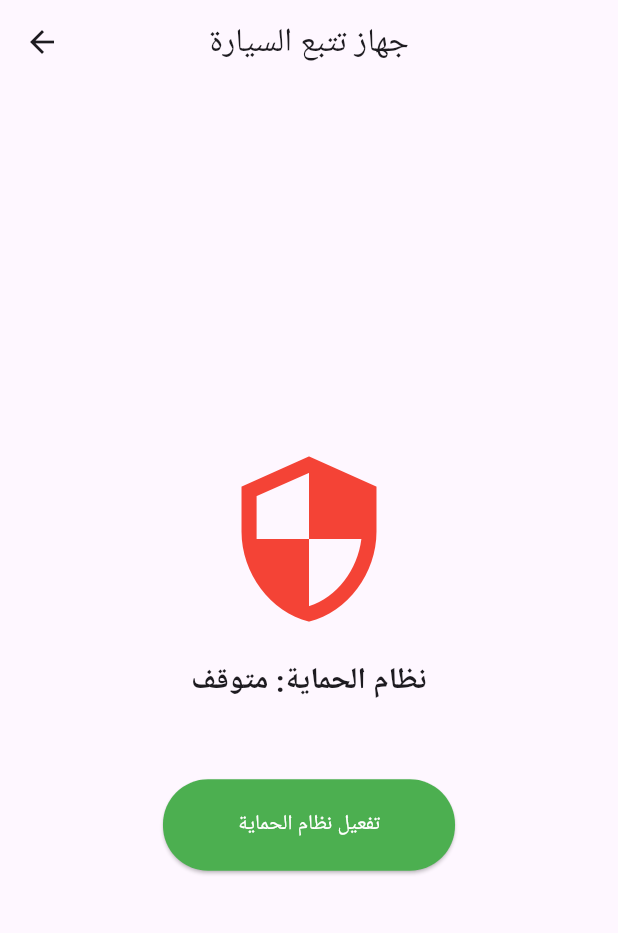
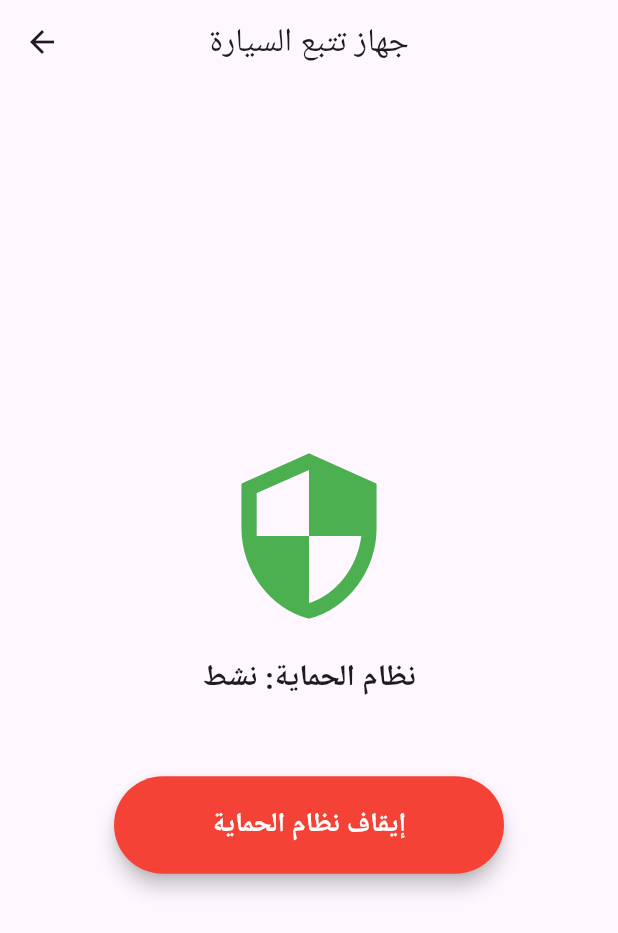
Before and after one commit to subhiabdullah1999/car-Location2, a Flutter app: the CarAppDevice screen opened directly, after a tap on "تفعيل نظام الحماية", on a phone screen of 412 x 824 dp. Shown: the top 933 px of the screen. Run offline on Flutter 3.47's test engine with Material 3 defaults, Android fonts, the phone set to English and light mode, and no system bars; our stand-ins replace audioplayers, battery_plus, firebase_core, firebase_database, flutter_local_notifications, geolocator and 3 more; missing offline and left inert: flutter_foreground_task, flutter_phone_direct_caller; accounts and stored records are empty; statements that could not run were skipped.

Commit message:
five code

```diff
--- a/lib/main.dart
+++ b/lib/main.dart
@@ -133,6 +133,27 @@ class CarAppDevice extends StatefulWidget {
 
 class _CarAppDeviceState extends State<CarAppDevice> {
   final CarSecurityService _service = CarSecurityService();
+  bool _isLoading = false; // إدارة حالة التحميل
+
+  Future<void> _handleSystemToggle() async {
+    setState(() => _isLoading = true);
+
+    try {
+      if (_service.isSystemActive) {
+        await _service.stopSecuritySystem();
+      } else {
+        await _service.initSecuritySystem();
+      }
+    } catch (e) {
+      ScaffoldMessenger.of(context).showSnackBar(
+        SnackBar(content: Text("خطأ في الاتصال: $e")),
+      );
+    } finally {
+      if (mounted) {
+        setState(() => _isLoading = false);
+      }
+    }
+  }
 
   @override
   Widget build(BuildContext context) {
@@ -141,12 +162,11 @@ class _CarAppDeviceState extends State<CarAppDevice> {
       appBar: AppBar(
         title: const Text("جهاز تتبع السيارة"),
         centerTitle: true,
-        // تم استعادة زر الرجوع والتنقل
         leading: IconButton(
           icon: const Icon(Icons.arrow_back),
           onPressed: () async {
             SharedPreferences prefs = await SharedPreferences.getInstance();
-            await prefs.remove('user_type'); // للسماح بتغيير النوع عند الرجوع
+            await prefs.remove('user_type');
             Navigator.pushReplacement(context, MaterialPageRoute(builder: (context) => const AppTypeSelector()));
           },
         ),
@@ -155,26 +175,34 @@ class _CarAppDeviceState extends State<CarAppDevice> {
         child: Column(
           mainAxisAlignment: MainAxisAlignment.center,
           children: [
-            Icon(active ? Icons.security : Icons.security_outlined, size: 120, color: active ? Colors.green : Colors.red),
+            Icon(
+              active ? Icons.security : Icons.security_outlined,
+              size: 120,
+              color: active ? Colors.green : Colors.red
+            ),
             const SizedBox(height: 20),
-            Text(active ? "نظام الحماية: نشط" : "نظام الحماية: متوقف", style: const TextStyle(fontSize: 20, fontWeight: FontWeight.bold)),
+            Text(
+              active ? "نظام الحماية: نشط" : "نظام الحماية: متوقف",
+              style: const TextStyle(fontSize: 20, fontWeight: FontWeight.bold)
+            ),
             const SizedBox(height: 50),
-            ElevatedButton(
-              style: ElevatedButton.styleFrom(
-                backgroundColor: active ? Colors.red : Colors.green,
-                padding: const EdgeInsets.symmetric(horizontal: 50, vertical: 20),
-                shape: RoundedRectangleBorder(borderRadius: BorderRadius.circular(30)),
+            SizedBox(
+              width: 260,
+              height: 65,
+              child: ElevatedButton(
+                style: ElevatedButton.styleFrom(
+                  backgroundColor: _isLoading ? Colors.grey : (active ? Colors.red : Colors.green),
+                  shape: RoundedRectangleBorder(borderRadius: BorderRadius.circular(35)),
+                  elevation: 5,
+                ),
+                onPressed: _isLoading ? null : _handleSystemToggle,
+                child: _isLoading
+                  ? const CircularProgressIndicator(color: Colors.white)
+                  : Text(
+                      active ? "إيقاف نظام الحماية" : "تفعيل نظام الحماية",
+                      style: const TextStyle(color: Colors.white, fontSize: 18, fontWeight: FontWeight.bold),
+                    ),
               ),
-              onPressed: () {
-                setState(() {
-                  if (active) {
-                    _service.stopSecuritySystem();
-                  } else {
-                    _service.initSecuritySystem();
-                  }
-                });
-              },
-              child: Text(active ? "إيقاف نظام الحماية" : "تفعيل نظام الحماية", style: const TextStyle(color: Colors.white)),
             ),
           ],
         ),
--- a/lib/services/car_security_service.dart
+++ b/lib/services/car_security_service.dart
@@ -18,7 +18,6 @@ class CarSecurityService {
   String? myCarID;
   double? sLat, sLng;
 
-  // 1. تهيئة خدمة الواجهة الأمامية لضمان البقاء حياً في الخلفية
   void initForegroundTask() {
     FlutterForegroundTask.init(
       androidNotificationOptions: AndroidNotificationOptions(
@@ -38,16 +37,15 @@ class CarSecurityService {
         interval: 5000,
         isOnceEvent: false,
         autoRunOnBoot: true,
-        allowWakeLock: true, // يمنع المعالج من النوم عند إغلاق الشاشة
+        allowWakeLock: true,
       ),
     );
   }
 
-  // 2. تفعيل النظام مع الخدمة المستمرة
-  void initSecuritySystem() async {
+  // تفعيل النظام بسرعة فائقة
+  Future<void> initSecuritySystem() async {
     if (isSystemActive) return;
 
-    // تشغيل إشعار الخدمة الدائم (مثل تطبيقات الموسيقى أو الرياضة)
     initForegroundTask();
     await FlutterForegroundTask.startService(
       notificationTitle: '🛡️ نظام حماية HASBA نشط',
@@ -57,32 +55,39 @@ class CarSecurityService {
     SharedPreferences prefs = await SharedPreferences.getInstance();
     myCarID = prefs.getString('car_id');
 
-    Position p = await Geolocator.getCurrentPosition(desiredAccuracy: LocationAccuracy.high);
+    // جلب سريع للموقع (بدون انتظار)
+    Position? p = await Geolocator.getLastKnownPosition();
+    if (p == null) {
+      try {
+        p = await Geolocator.getCurrentPosition(
+          desiredAccuracy: LocationAccuracy.medium,
+          timeLimit: const Duration(seconds: 5), // مهلة 5 ثواني فقط
+        );
+      } catch (e) {
+        // إذا فشل الـ GPS، نأخذ موقعاً صفرياً مؤقتاً لتفعيل النظام فوراً
+        p = Position(latitude: 0, longitude: 0, timestamp: DateTime.now(), accuracy: 0, altitude: 0, heading: 0, speed: 0, speedAccuracy: 0, altitudeAccuracy: 0, headingAccuracy: 0);
+      }
+    }
+
     sLat = p.latitude; sLng = p.longitude;
     isSystemActive = true;
 
-    // تفعيل الحساسات
     _startSensors();
-
-    // تفعيل استقبال الأوامر من الأدمن
     _listenToCommands();
-
-    _send('status', '🛡️ نظام الحماية نشط ويعمل في الخلفية');
+    _send('status', '🛡️ نظام الحماية نشط (استجابة سريعة)');
   }
 
   void _startSensors() {
-    // مراقبة الاهتزاز (السرقة)
     _vibeSub = accelerometerEvents.listen((e) {
       if (isSystemActive && (e.x.abs() > 15 || e.y.abs() > 15)) {
         _send('alert', '⚠️ تحذير: اهتزاز قوي مكتشف!');
       }
     });
 
-    // مراقبة المسافة (السحب)
     _locSub = Geolocator.getPositionStream(
       locationSettings: const LocationSettings(accuracy: LocationAccuracy.high, distanceFilter: 10)
     ).listen((pos) {
-      if (sLat != null && isSystemActive) {
+      if (sLat != null && sLat != 0 && isSystemActive) {
         double dist = Geolocator.distanceBetween(sLat!, sLng!, pos.latitude, pos.longitude);
         if (dist > 50) {
           _startEmergencyProtocol(dist);
@@ -105,14 +110,11 @@ class CarSecurityService {
 
   void _startEmergencyProtocol(double dist) {
     _send('alert', '🚨 اختراق! تحركت السيارة ${dist.toInt()} متر');
-
-    // تتبع حي كل 5 ثوانٍ
     _trackSub = Stream.periodic(const Duration(seconds: 5)).listen((_) async {
       if (!isSystemActive) _trackSub?.cancel();
       Position p = await Geolocator.getCurrentPosition(desiredAccuracy: LocationAccuracy.high);
       _send('location', '🚀 تتبع مستمر للسيارة', lat: p.latitude, lng: p.longitude);
     });
-
     _startDirectCalling();
   }
 
@@ -122,7 +124,7 @@ class CarSecurityService {
 
     final Map<dynamic, dynamic> d = Map<dynamic, dynamic>.from(s.value as Map);
     List<String> nums = [];
-    if (d['1'] != null) nums.add(d['2'].toString()); // نستخدم الأرقام المسجلة
+    if (d['1'] != null) nums.add(d['1'].toString());
     if (d['2'] != null) nums.add(d['2'].toString());
     if (d['3'] != null) nums.add(d['3'].toString());
 
@@ -137,11 +139,7 @@ class CarSecurityService {
   void _send(String t, String m, {double? lat, double? lng}) {
     if (myCarID == null) return;
     _dbRef.child('devices/$myCarID/responses').set({
-      'type': t,
-      'message': m,
-      'lat': lat,
-      'lng': lng,
-      'timestamp': ServerValue.timestamp
+      'type': t, 'message': m, 'lat': lat, 'lng': lng, 'timestamp': ServerValue.timestamp
     });
   }
 
@@ -155,16 +153,10 @@ class CarSecurityService {
     _send('battery', '🔋 البطارية: $l%');
   }
 
-  void stopSecuritySystem() async {
-    _vibeSub?.cancel();
-    _locSub?.cancel();
-    _cmdSub?.cancel();
-    _trackSub?.cancel();
+  Future<void> stopSecuritySystem() async {
+    _vibeSub?.cancel(); _locSub?.cancel(); _cmdSub?.cancel(); _trackSub?.cancel();
     isSystemActive = false;
-
-    // إيقاف خدمة الخلفية
     await FlutterForegroundTask.stopService();
-
     _send('status', '🔓 الحماية متوقفة');
   }
 }
```
Also changed, not shown: 1 other file.
